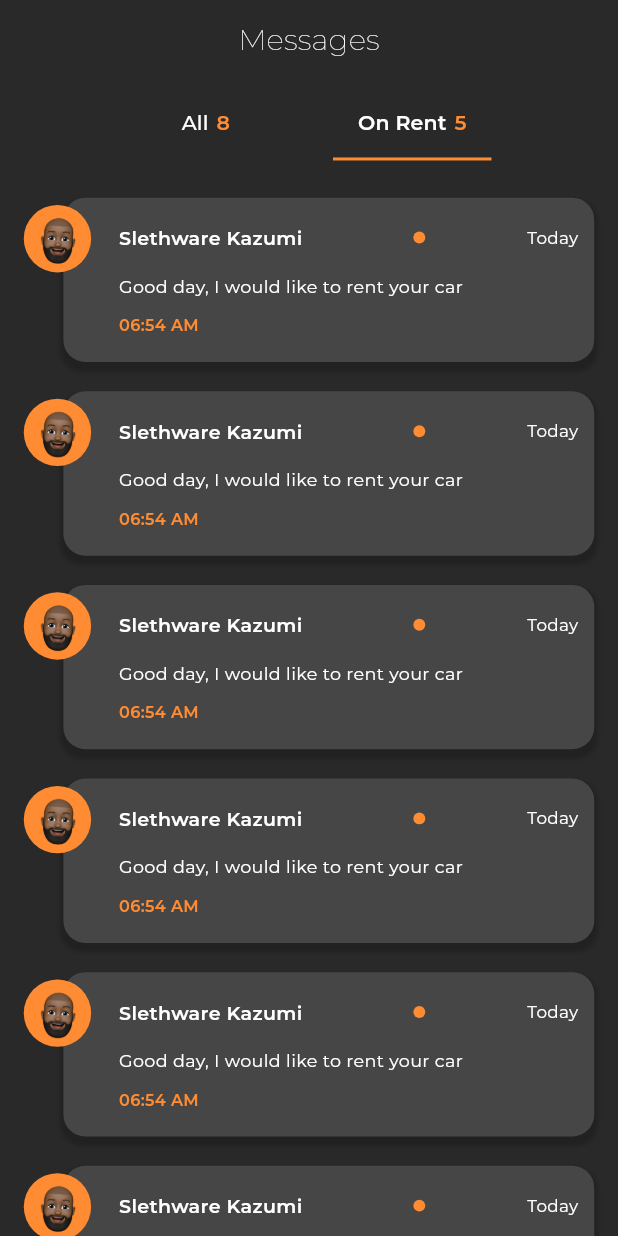
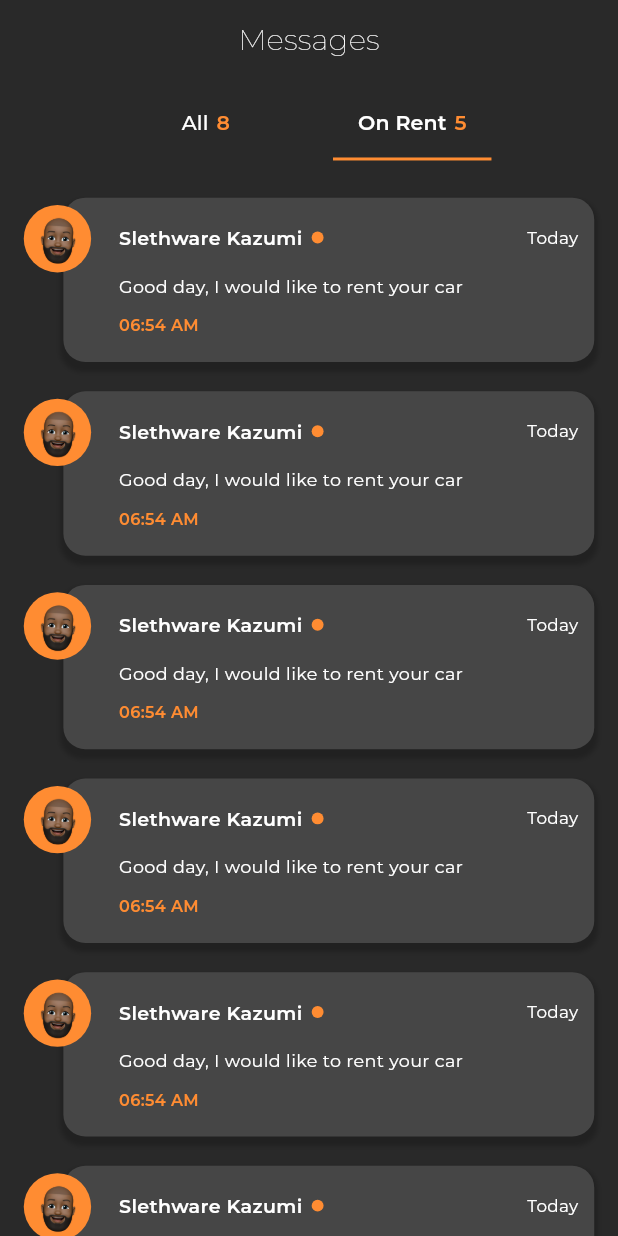
Before and after one commit to DannylSyph3r/stryde-host-mobile-app, a Flutter app: the MessagesSelectionView screen opened directly, tab 2 chosen, on a phone screen of 412 x 824 dp. Run offline on Flutter 3.47's test engine with Material 3 defaults, Android fonts, the light colour scheme and no system bars; our stand-ins replace another_flushbar, dio, file_picker, flutter_animate, flutter_carousel_widget, flutter_rating_bar and 13 more; project files that could hold a hidden picture were left out.

Commit message:
Modal Height adjustments

```diff
--- a/lib/features/calendar/views/calendar_view.dart
+++ b/lib/features/calendar/views/calendar_view.dart
@@ -80,8 +80,8 @@ class _CalendarViewState extends ConsumerState<CalendarView> {
                     titleFontSize: 16.sp,
                     titleFontColor: Colors.white,
                     leadingIconColor: Colors.orange,
-                    modalHeight: 150.h, // Specify the height of the modal
-                    listViewHeight: 80.h, // Specify the height of the ListView
+                    modalHeight: 110.h, // Specify the height of the modal
+                    listViewHeight: 60.h, // Specify the height of the ListView
                     onOptionTap: (index) {},
                   );
                 }),
--- a/lib/features/garage/widgets/waitlist_tile.dart
+++ b/lib/features/garage/widgets/waitlist_tile.dart
@@ -68,9 +68,10 @@ class WaitlistTile extends ConsumerWidget {
               middle: Row(
                 mainAxisSize: MainAxisSize.min,
                 children: [
-                  const Icon(
+                  Icon(
                     PhosphorIconsBold.caretRight,
                     color: Palette.strydeOrange,
+                    size: 20.h,
                   ),
                   15.sbW
                 ],
--- a/lib/features/messages/widgets/chat_message_tile.dart
+++ b/lib/features/messages/widgets/chat_message_tile.dart
@@ -50,12 +50,14 @@ class ChatMessageTile extends StatelessWidget {
                   Row(
                       mainAxisAlignment: MainAxisAlignment.spaceBetween,
                       children: [
-
                         Row(
                           mainAxisSize: MainAxisSize.min,
                           children: [
-                        SizedBox(
-                            width: 180.w,
+                            Container(
+                                constraints: BoxConstraints(
+                                  minWidth: 100.w,
+                                  maxWidth: 200.w,
+                                ),
                                 child: name.txt(
                                     size: 13.sp,
                                     fontW: F.w6,
```
Also changed, not shown: lib/features/messages/views/chat_view.dart (+28 -9 lines). Lines whose indentation alone changed are shown as unchanged.
